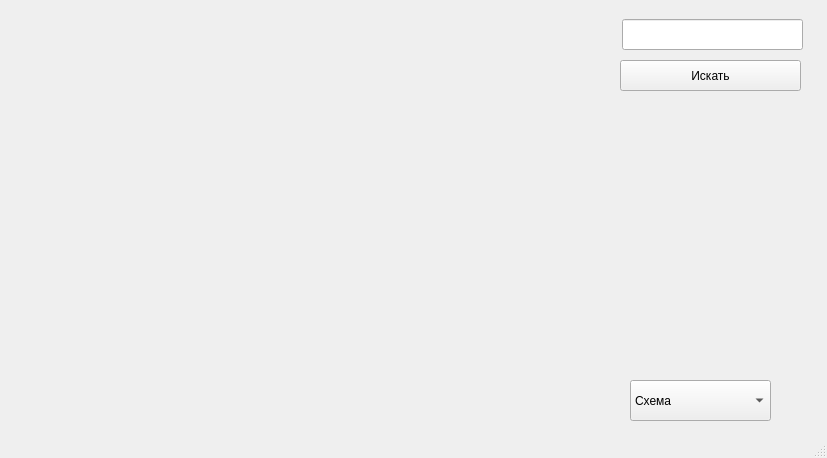
Before: the Qt Designer form interface.ui in DmitriyKruchkov/BigWorkYandexAPI_V1, drawn with Qt 5.
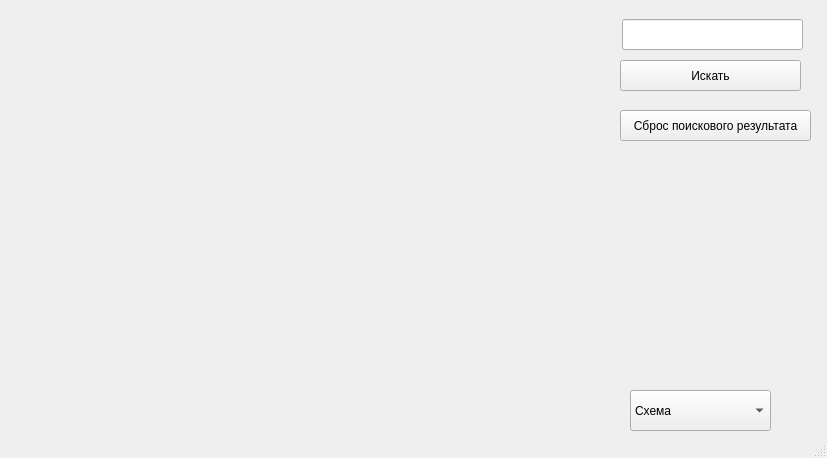
After: the same form once the commit is applied.

Commit message: Now u can reset your mark

```diff
--- a/interface.ui
+++ b/interface.ui
@@ -31,7 +31,7 @@
     <property name="geometry">
      <rect>
       <x>630</x>
-      <y>380</y>
+      <y>390</y>
       <width>141</width>
       <height>41</height>
      </rect>
@@ -90,6 +90,22 @@
      <string>Искать</string>
     </property>
    </widget>
+   <widget class="QPushButton" name="reset_button">
+    <property name="geometry">
+     <rect>
+      <x>620</x>
+      <y>110</y>
+      <width>191</width>
+      <height>31</height>
+     </rect>
+    </property>
+    <property name="focusPolicy">
+     <enum>Qt::NoFocus</enum>
+    </property>
+    <property name="text">
+     <string>Сброс поискового результата</string>
+    </property>
+   </widget>
   </widget>
   <widget class="QStatusBar" name="statusbar"/>
  </widget>
```
The commit also changes 1 other file.
